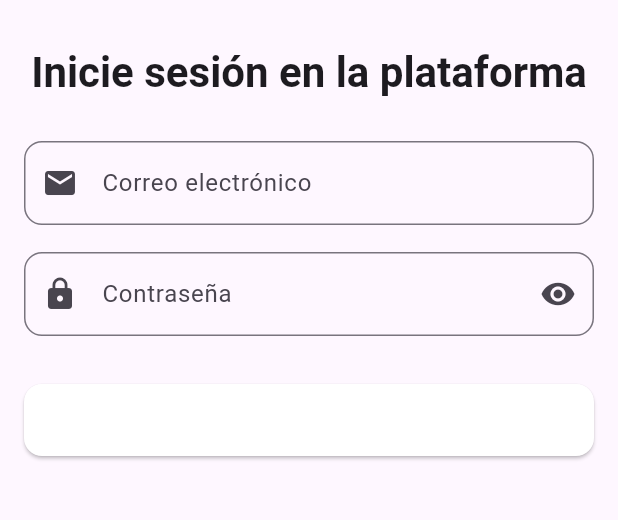
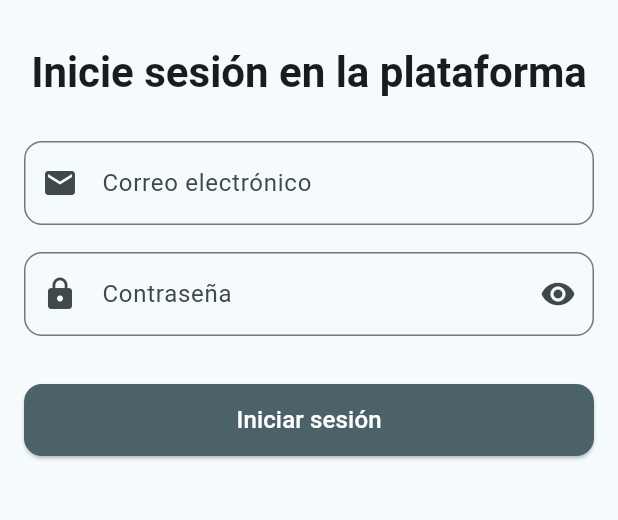
Before and after one commit to juanmadev5/tjm_business_platform_core, a Flutter app: the screen it shows after launch, on a phone screen of 412 x 824 dp, the part 495-1015 px from its top. Run offline on Flutter 3.47's test engine with Material 3 defaults, Android fonts, the phone set to English and light mode, and no system bars; our stand-ins replace logger, supabase; missing offline and left inert: window_manager; accounts and stored records are empty; statements that could not run were skipped.

Commit message:
fix custom app colors

```diff
--- a/tjm_business_platform_frontend/lib/core/app_settings.dart
+++ b/tjm_business_platform_frontend/lib/core/app_settings.dart
@@ -1,7 +1,115 @@
+import 'package:flutter/material.dart';
 import 'package:intl/intl.dart';
 
 class AppSettings {
   static final String appName = "TJM Business Platform";
   static final String companyLogoAsset = "assets/images/business_logo.jpg";
   static final priceFormat = NumberFormat("#,###", "es_PY");
+
+  // go to https://material-foundation.github.io/material-theme-builder/ to get custom colors
+  static final themeLight = ThemeData(colorScheme: lightScheme());
+
+  static final themeDark = ThemeData(colorScheme: darkScheme());
+
+  static ColorScheme lightScheme() {
+    return const ColorScheme(
+      brightness: Brightness.light,
+      primary: Color(0xff00687a),
+      surfaceTint: Color(0xff00687a),
+      onPrimary: Color(0xffffffff),
+      primaryContainer: Color(0xffabedff),
+      onPrimaryContainer: Color(0xff004e5c),
+      secondary: Color(0xff4b6269),
+      onSecondary: Color(0xffffffff),
+      secondaryContainer: Color(0xffcee7ef),
+      onSecondaryContainer: Color(0xff334a51),
+      tertiary: Color(0xff565d7e),
+      onTertiary: Color(0xffffffff),
+      tertiaryContainer: Color(0xffdde1ff),
+      onTertiaryContainer: Color(0xff3f4565),
+      error: Color(0xffba1a1a),
+      onError: Color(0xffffffff),
+      errorContainer: Color(0xffffdad6),
+      onErrorContainer: Color(0xff93000a),
+      surface: Color(0xfff5fafc),
+      onSurface: Color(0xff171c1e),
+      onSurfaceVariant: Color(0xff3f484b),
+      outline: Color(0xff70797b),
+      outlineVariant: Color(0xffbfc8cb),
+      shadow: Color(0xff000000),
+      scrim: Color(0xff000000),
+      inverseSurface: Color(0xff2c3133),
+      inversePrimary: Color(0xff84d2e6),
+      primaryFixed: Color(0xffabedff),
+      onPrimaryFixed: Color(0xff001f26),
+      primaryFixedDim: Color(0xff84d2e6),
+      onPrimaryFixedVariant: Color(0xff004e5c),
+      secondaryFixed: Color(0xffcee7ef),
+      onSecondaryFixed: Color(0xff061f24),
+      secondaryFixedDim: Color(0xffb2cbd2),
+      onSecondaryFixedVariant: Color(0xff334a51),
+      tertiaryFixed: Color(0xffdde1ff),
+      onTertiaryFixed: Color(0xff131937),
+      tertiaryFixedDim: Color(0xffbfc4eb),
+      onTertiaryFixedVariant: Color(0xff3f4565),
+      surfaceDim: Color(0xffd5dbdd),
+      surfaceBright: Color(0xfff5fafc),
+      surfaceContainerLowest: Color(0xffffffff),
+      surfaceContainerLow: Color(0xffeff4f6),
+      surfaceContainer: Color(0xffe9eff1),
+      surfaceContainerHigh: Color(0xffe4e9eb),
+      surfaceContainerHighest: Color(0xffdee3e5),
+    );
+  }
+
+  static ColorScheme darkScheme() {
+    return const ColorScheme(
+      brightness: Brightness.dark,
+      primary: Color(0xff84d2e6),
+      surfaceTint: Color(0xff84d2e6),
+      onPrimary: Color(0xff003640),
+      primaryContainer: Color(0xff004e5c),
+      onPrimaryContainer: Color(0xffabedff),
+      secondary: Color(0xffb2cbd2),
+      onSecondary: Color(0xff1d343a),
+      secondaryContainer: Color(0xff334a51),
+      onSecondaryContainer: Color(0xffcee7ef),
+      tertiary: Color(0xffbfc4eb),
+      onTertiary: Color(0xff282f4d),
+      tertiaryContainer: Color(0xff3f4565),
+      onTertiaryContainer: Color(0xffdde1ff),
+      error: Color(0xffffb4ab),
+      onError: Color(0xff690005),
+      errorContainer: Color(0xff93000a),
+      onErrorContainer: Color(0xffffdad6),
+      surface: Color(0xff0f1416),
+      onSurface: Color(0xffdee3e5),
+      onSurfaceVariant: Color(0xffbfc8cb),
+      outline: Color(0xff899295),
+      outlineVariant: Color(0xff3f484b),
+      shadow: Color(0xff000000),
+      scrim: Color(0xff000000),
+      inverseSurface: Color(0xffdee3e5),
+      inversePrimary: Color(0xff00687a),
+      primaryFixed: Color(0xffabedff),
+      onPrimaryFixed: Color(0xff001f26),
+      primaryFixedDim: Color(0xff84d2e6),
+      onPrimaryFixedVariant: Color(0xff004e5c),
+      secondaryFixed: Color(0xffcee7ef),
+      onSecondaryFixed: Color(0xff061f24),
+      secondaryFixedDim: Color(0xffb2cbd2),
+      onSecondaryFixedVariant: Color(0xff334a51),
+      tertiaryFixed: Color(0xffdde1ff),
+      onTertiaryFixed: Color(0xff131937),
+      tertiaryFixedDim: Color(0xffbfc4eb),
+      onTertiaryFixedVariant: Color(0xff3f4565),
+      surfaceDim: Color(0xff0f1416),
+      surfaceBright: Color(0xff343a3c),
+      surfaceContainerLowest: Color(0xff090f11),
+      surfaceContainerLow: Color(0xff171c1e),
+      surfaceContainer: Color(0xff1b2022),
+      surfaceContainerHigh: Color(0xff252b2d),
+      surfaceContainerHighest: Color(0xff303638),
+    );
+  }
 }
--- a/tjm_business_platform_frontend/lib/main.dart
+++ b/tjm_business_platform_frontend/lib/main.dart
@@ -36,8 +36,8 @@ class MyApp extends StatelessWidget {
     return MaterialApp(
       debugShowCheckedModeBanner: false,
       title: AppSettings.appName,
-      theme: ThemeData.light(),
-      darkTheme: ThemeData.dark(),
+      theme: AppSettings.themeLight,
+      darkTheme: AppSettings.themeDark,
       themeMode: ThemeMode.system,
       home: const LoginScreen(),
     );
--- a/tjm_business_platform_frontend/lib/ui/components/app_button.dart
+++ b/tjm_business_platform_frontend/lib/ui/components/app_button.dart
@@ -20,14 +20,14 @@ class AppButton extends StatelessWidget {
   Widget build(BuildContext context) {
     var colors = Theme.of(context).colorScheme;
     final style = ElevatedButton.styleFrom(
-      backgroundColor: backgroundColor ?? colors.onSecondary,
+      backgroundColor: backgroundColor ?? colors.secondary,
       shape: RoundedRectangleBorder(borderRadius: BorderRadius.circular(12)),
       padding: const EdgeInsets.symmetric(horizontal: 24, vertical: 12),
     );
 
     final label = Text(
       text,
-      style: TextStyle(fontSize: 16, color: textColor ?? Colors.white),
+      style: TextStyle(fontSize: 16, color: textColor ?? colors.onSecondary),
     );
 
     if (icon != null) {
--- a/tjm_business_platform_frontend/lib/ui/screens/create_customer.dart
+++ b/tjm_business_platform_frontend/lib/ui/screens/create_customer.dart
@@ -147,7 +147,6 @@ class _CreateCustomerState extends State<CreateCustomer> {
             height: 48,
             child: AppButton(
               onPressed: _saveCustomer,
-              icon: Icons.save,
               text: AppStrings.saveCustomer,
             ),
           ),
--- a/tjm_business_platform_frontend/lib/ui/screens/edit_customer.dart
+++ b/tjm_business_platform_frontend/lib/ui/screens/edit_customer.dart
@@ -159,6 +159,8 @@ class _EditCustomerState extends State<EditCustomer> {
             AppButton(
               text: AppStrings.deleteCustomer,
               onPressed: _deleteCustomer,
+              backgroundColor: colors.errorContainer,
+              textColor: colors.onErrorContainer,
             ),
           ],
         ),
--- a/tjm_business_platform_frontend/lib/ui/screens/edit_report.dart
+++ b/tjm_business_platform_frontend/lib/ui/screens/edit_report.dart
@@ -279,7 +279,8 @@ class _EditReportState extends State<EditReport> {
               AppButton(
                 text: AppStrings.deleteReport,
                 onPressed: () => _deleteReport(widget.reportToEdit),
-                backgroundColor: colors.onSecondary,
+                backgroundColor: colors.errorContainer,
+                textColor: colors.onErrorContainer,
               ),
             ],
           ),
```
Also changed, not shown: tjm_business_platform_frontend/lib/ui/components/customer_card.dart (+5 -2 lines), tjm_business_platform_frontend/lib/ui/screens/main_screen.dart (+3 -4 lines).
